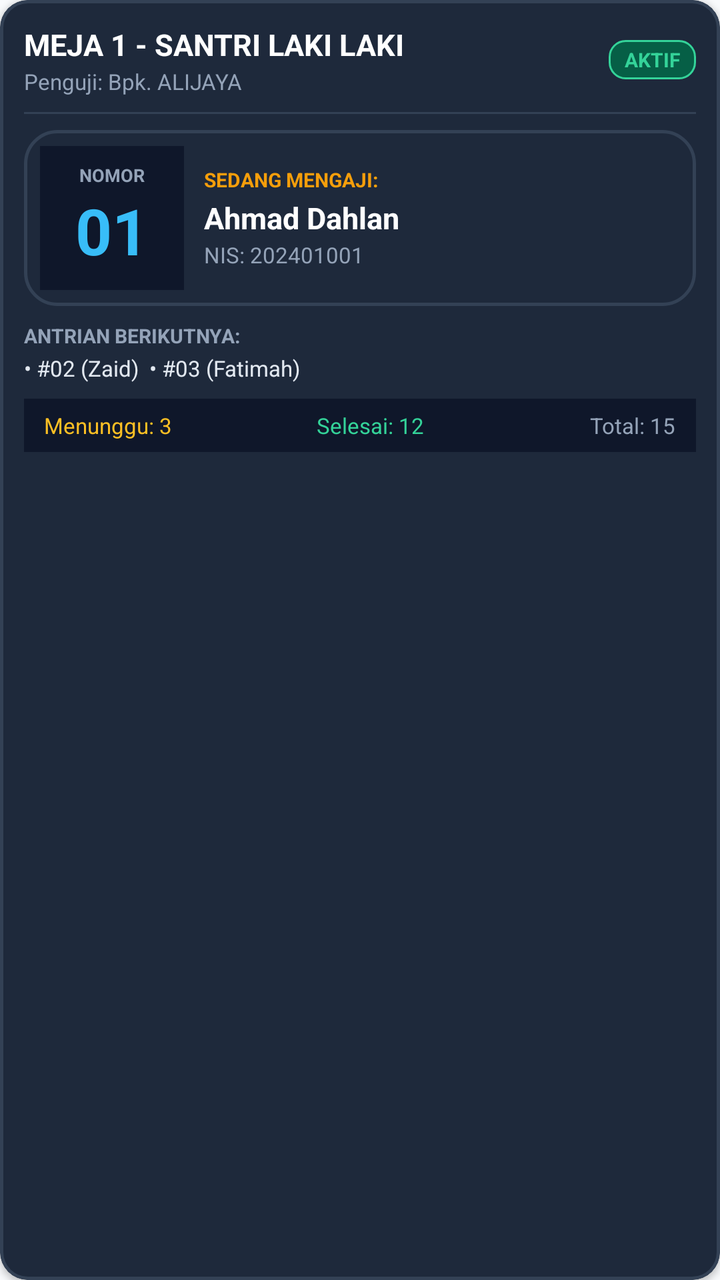
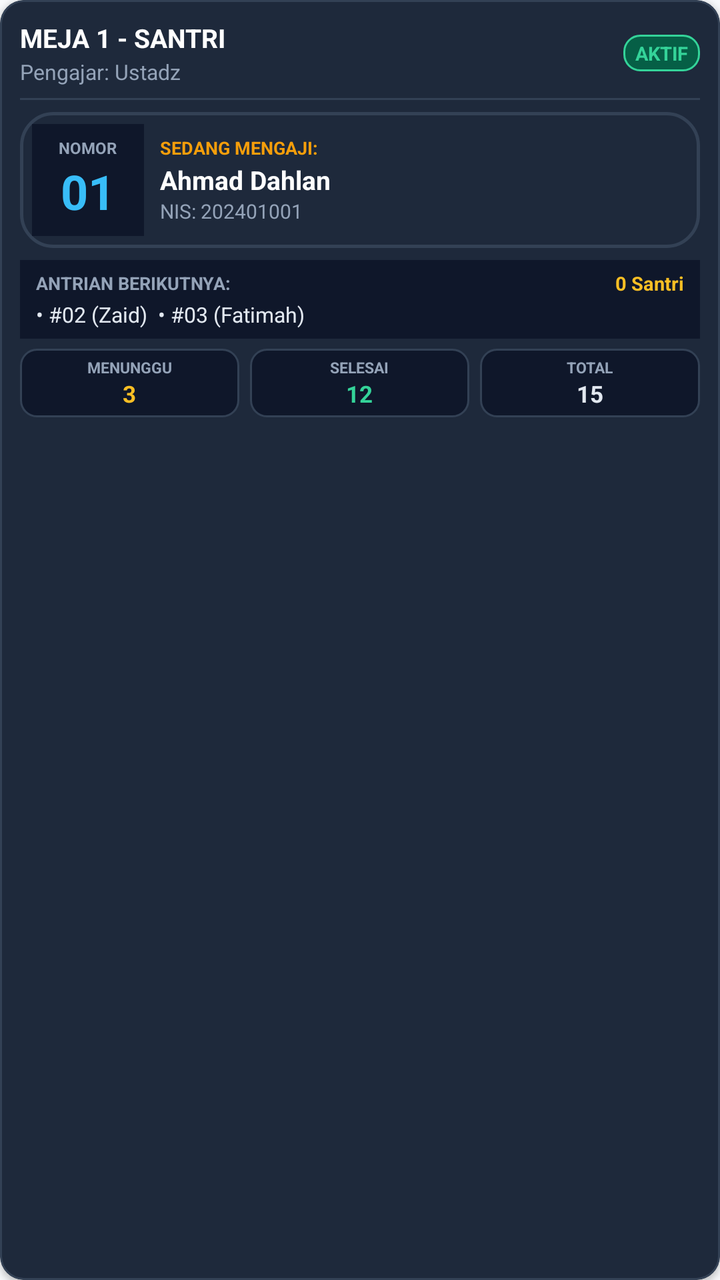

Screens rendered from an Android XML layout before and after an edit, with the pre-edit source and the edit as a unified diff.
<!-- AndroidManifest.xml: application theme Theme.SmartSchool -->
<!-- res/layout/item_queue_table.xml -->
<?xml version="1.0" encoding="utf-8"?>
<com.google.android.material.card.MaterialCardView xmlns:android="http://schemas.android.com/apk/res/android"
    xmlns:app="http://schemas.android.com/apk/res-auto"
    android:layout_width="match_parent"
    android:layout_height="wrap_content"
    android:layout_margin="5dp"
    app:cardBackgroundColor="#1E293B"
    app:cardCornerRadius="14dp"
    app:cardElevation="2dp"
    app:strokeColor="#334155"
    app:strokeWidth="1.5dp">

    <LinearLayout
        android:layout_width="match_parent"
        android:layout_height="wrap_content"
        android:orientation="vertical"
        android:padding="12dp">

        
        <LinearLayout
            android:layout_width="match_parent"
            android:layout_height="wrap_content"
            android:gravity="center_vertical"
            android:orientation="horizontal">

            <LinearLayout
                android:layout_width="0dp"
                android:layout_height="wrap_content"
                android:layout_weight="1"
                android:orientation="vertical">

                <TextView
                    android:id="@+id/tvTableName"
                    android:layout_width="match_parent"
                    android:layout_height="wrap_content"
                    android:ellipsize="end"
                    android:singleLine="true"
                    android:text="MEJA 1 - SANTRI LAKI LAKI"
                    android:textColor="@android:color/white"
                    android:textSize="15sp"
                    android:textStyle="bold" />

                <TextView
                    android:id="@+id/tvTeacherName"
                    android:layout_width="match_parent"
                    android:layout_height="wrap_content"
                    android:layout_marginTop="1dp"
                    android:ellipsize="end"
                    android:singleLine="true"
                    android:text="Penguji: Bpk. ALIJAYA"
                    android:textColor="#94A3B8"
                    android:textSize="11sp" />
            </LinearLayout>

            
            <TextView
                android:id="@+id/tvTableStatusBadge"
                android:layout_width="wrap_content"
                android:layout_height="wrap_content"
                android:layout_marginStart="6dp"
                android:background="@drawable/bg_badge_success"
                android:paddingHorizontal="8dp"
                android:paddingVertical="3dp"
                android:text="AKTIF"
                android:textColor="#34D399"
                android:textSize="10sp"
                android:textStyle="bold" />
        </LinearLayout>

        <View
            android:layout_width="match_parent"
            android:layout_height="1dp"
            android:layout_marginVertical="8dp"
            android:background="#334155" />

        
        <LinearLayout
            android:id="@+id/layoutCurrentServing"
            android:layout_width="match_parent"
            android:layout_height="wrap_content"
            android:background="@drawable/bg_card_dark"
            android:gravity="center_vertical"
            android:orientation="horizontal"
            android:padding="8dp">

            
            <LinearLayout
                android:layout_width="72dp"
                android:layout_height="72dp"
                android:background="#0F172A"
                android:gravity="center"
                android:orientation="vertical">

                <TextView
                    android:layout_width="wrap_content"
                    android:layout_height="wrap_content"
                    android:text="NOMOR"
                    android:textColor="#94A3B8"
                    android:textSize="9sp"
                    android:textStyle="bold" />

                <TextView
                    android:id="@+id/tvCurrentNumber"
                    android:layout_width="wrap_content"
                    android:layout_height="wrap_content"
                    android:text="01"
                    android:textColor="#38BDF8"
                    android:textSize="32sp"
                    android:textStyle="bold" />
            </LinearLayout>

            
            <LinearLayout
                android:layout_width="0dp"
                android:layout_height="wrap_content"
                android:layout_marginStart="10dp"
                android:layout_weight="1"
                android:orientation="vertical">

                <TextView
                    android:layout_width="wrap_content"
                    android:layout_height="wrap_content"
                    android:text="SEDANG MENGAJI:"
                    android:textColor="#F59E0B"
                    android:textSize="10sp"
                    android:textStyle="bold" />

                <TextView
                    android:id="@+id/tvCurrentStudentName"
                    android:layout_width="match_parent"
                    android:layout_height="wrap_content"
                    android:layout_marginTop="2dp"
                    android:ellipsize="end"
                    android:singleLine="true"
                    android:text="Ahmad Dahlan"
                    android:textColor="@android:color/white"
                    android:textSize="15sp"
                    android:textStyle="bold" />

                <TextView
                    android:id="@+id/tvCurrentNis"
                    android:layout_width="match_parent"
                    android:layout_height="wrap_content"
                    android:layout_marginTop="1dp"
                    android:ellipsize="end"
                    android:singleLine="true"
                    android:text="NIS: 202401001"
                    android:textColor="#94A3B8"
                    android:textSize="11sp" />
            </LinearLayout>
        </LinearLayout>

        
        <TextView
            android:id="@+id/tvEmptyCurrent"
            android:layout_width="match_parent"
            android:layout_height="72dp"
            android:background="#0F172A"
            android:gravity="center"
            android:padding="8dp"
            android:text="Meja siap memanggil santri"
            android:textColor="#64748B"
            android:textSize="12sp"
            android:visibility="gone" />

        
        <LinearLayout
            android:layout_width="match_parent"
            android:layout_height="wrap_content"
            android:layout_marginTop="8dp"
            android:orientation="vertical">

            <TextView
                android:layout_width="wrap_content"
                android:layout_height="wrap_content"
                android:text="ANTRIAN BERIKUTNYA:"
                android:textColor="#94A3B8"
                android:textSize="10sp"
                android:textStyle="bold" />

            <TextView
                android:id="@+id/tvNextWaiting"
                android:layout_width="match_parent"
                android:layout_height="wrap_content"
                android:layout_marginTop="2dp"
                android:ellipsize="end"
                android:maxLines="2"
                android:text="• #02 (Zaid)  • #03 (Fatimah)"
                android:textColor="#E2E8F0"
                android:textSize="11sp" />
        </LinearLayout>

        
        <LinearLayout
            android:layout_width="match_parent"
            android:layout_height="wrap_content"
            android:layout_marginTop="8dp"
            android:background="#0F172A"
            android:orientation="horizontal"
            android:paddingHorizontal="10dp"
            android:paddingVertical="6dp">

            <TextView
                android:id="@+id/tvStatWaiting"
                android:layout_width="0dp"
                android:layout_height="wrap_content"
                android:layout_weight="1"
                android:text="Menunggu: 3"
                android:textColor="#FBBF24"
                android:textSize="11sp" />

            <TextView
                android:id="@+id/tvStatCompleted"
                android:layout_width="0dp"
                android:layout_height="wrap_content"
                android:layout_weight="1"
                android:text="Selesai: 12"
                android:textColor="#34D399"
                android:textSize="11sp" />

            <TextView
                android:id="@+id/tvStatTotal"
                android:layout_width="wrap_content"
                android:layout_height="wrap_content"
                android:text="Total: 15"
                android:textColor="#94A3B8"
                android:textSize="11sp" />
        </LinearLayout>

    </LinearLayout>
</com.google.android.material.card.MaterialCardView>
<!-- resources referenced by this layout -->
<resources>
  <!-- drawable bg_badge_success (drawable) -->
  <?xml version="1.0" encoding="utf-8"?>
  <shape xmlns:android="http://schemas.android.com/apk/res/android"
      android:shape="rectangle">
      <solid android:color="#065F46" />
      <corners android:radius="8dp" />
      <stroke
          android:width="1dp"
          android:color="#34D399" />
  </shape>
  <!-- drawable bg_card_dark (drawable) -->
  <?xml version="1.0" encoding="utf-8"?>
  <shape xmlns:android="http://schemas.android.com/apk/res/android"
      android:shape="rectangle">
      <solid android:color="#1E293B" />
      <corners android:radius="16dp" />
      <stroke
          android:width="1.5dp"
          android:color="#334155" />
  </shape>
  <style name="Theme.SmartSchool" parent="Theme.MaterialComponents.DayNight.NoActionBar">
          
          <item name="colorPrimary">@color/primary</item>
          <item name="colorPrimaryVariant">@color/primary_dark</item>
          <item name="colorOnPrimary">@android:color/white</item>
          
          <item name="colorSecondary">@color/accent</item>
          <item name="colorSecondaryVariant">@color/primary_dark</item>
          <item name="colorOnSecondary">@android:color/white</item>
          
          <item name="android:statusBarColor">@color/primary_dark</item>
          <item name="android:windowLightStatusBar" tools:targetApi="m">false</item>
          
          <item name="android:windowBackground">@color/background</item>
      </style>
  <color name="primary">#0D9488</color>
  <color name="primary_dark">#0F766E</color>
  <color name="accent">#10B981</color>
  <color name="background">#F8FAFC</color>
</resources>

<!-- the commit's change to res/layout/item_queue_table.xml (unified diff, before → after) -->
@@ -3,18 +3,18 @@
     xmlns:app="http://schemas.android.com/apk/res-auto"
     android:layout_width="match_parent"
     android:layout_height="wrap_content"
-    android:layout_margin="5dp"
+    android:layout_margin="4dp"
     app:cardBackgroundColor="#1E293B"
-    app:cardCornerRadius="14dp"
+    app:cardCornerRadius="12dp"
     app:cardElevation="2dp"
     app:strokeColor="#334155"
-    app:strokeWidth="1.5dp">
+    app:strokeWidth="1dp">
 
     <LinearLayout
         android:layout_width="match_parent"
         android:layout_height="wrap_content"
         android:orientation="vertical"
-        android:padding="12dp">
+        android:padding="10dp">
 
         
         <LinearLayout
@@ -35,9 +35,9 @@
                     android:layout_height="wrap_content"
                     android:ellipsize="end"
                     android:singleLine="true"
-                    android:text="MEJA 1 - SANTRI LAKI LAKI"
+                    android:text="MEJA 1 - SANTRI"
                     android:textColor="@android:color/white"
-                    android:textSize="15sp"
+                    android:textSize="13sp"
                     android:textStyle="bold" />
 
                 <TextView
@@ -47,9 +47,9 @@
                     android:layout_marginTop="1dp"
                     android:ellipsize="end"
                     android:singleLine="true"
-                    android:text="Penguji: Bpk. ALIJAYA"
-                    android:textColor="#94A3B8"
-                    android:textSize="11sp" />
+                    android:text="Pengajar: Ustadz"
+                    android:textColor="#94A3B8"
+                    android:textSize="10.5sp" />
             </LinearLayout>
 
             
@@ -57,20 +57,20 @@
                 android:id="@+id/tvTableStatusBadge"
                 android:layout_width="wrap_content"
                 android:layout_height="wrap_content"
-                android:layout_marginStart="6dp"
+                android:layout_marginStart="4dp"
                 android:background="@drawable/bg_badge_success"
-                android:paddingHorizontal="8dp"
-                android:paddingVertical="3dp"
+                android:paddingHorizontal="6dp"
+                android:paddingVertical="2.5dp"
                 android:text="AKTIF"
                 android:textColor="#34D399"
-                android:textSize="10sp"
+                android:textSize="9.5sp"
                 android:textStyle="bold" />
         </LinearLayout>
 
         <View
             android:layout_width="match_parent"
             android:layout_height="1dp"
-            android:layout_marginVertical="8dp"
+            android:layout_marginVertical="6dp"
             android:background="#334155" />
 
         
@@ -81,12 +81,12 @@
             android:background="@drawable/bg_card_dark"
             android:gravity="center_vertical"
             android:orientation="horizontal"
-            android:padding="8dp">
-
-            
-            <LinearLayout
-                android:layout_width="72dp"
-                android:layout_height="72dp"
+            android:padding="6dp">
+
+            
+            <LinearLayout
+                android:layout_width="56dp"
+                android:layout_height="56dp"
                 android:background="#0F172A"
                 android:gravity="center"
                 android:orientation="vertical">
@@ -96,7 +96,7 @@
                     android:layout_height="wrap_content"
                     android:text="NOMOR"
                     android:textColor="#94A3B8"
-                    android:textSize="9sp"
+                    android:textSize="8sp"
                     android:textStyle="bold" />
 
                 <TextView
@@ -105,15 +105,15 @@
                     android:layout_height="wrap_content"
                     android:text="01"
                     android:textColor="#38BDF8"
-                    android:textSize="32sp"
-                    android:textStyle="bold" />
-            </LinearLayout>
-
-            
-            <LinearLayout
-                android:layout_width="0dp"
-                android:layout_height="wrap_content"
-                android:layout_marginStart="10dp"
+                    android:textSize="24sp"
+                    android:textStyle="bold" />
+            </LinearLayout>
+
+            
+            <LinearLayout
+                android:layout_width="0dp"
+                android:layout_height="wrap_content"
+                android:layout_marginStart="8dp"
                 android:layout_weight="1"
                 android:orientation="vertical">
 
@@ -122,31 +122,30 @@
                     android:layout_height="wrap_content"
                     android:text="SEDANG MENGAJI:"
                     android:textColor="#F59E0B"
-                    android:textSize="10sp"
+                    android:textSize="9sp"
                     android:textStyle="bold" />
 
                 <TextView
                     android:id="@+id/tvCurrentStudentName"
                     android:layout_width="match_parent"
                     android:layout_height="wrap_content"
-                    android:layout_marginTop="2dp"
+                    android:layout_marginTop="1dp"
                     android:ellipsize="end"
                     android:singleLine="true"
                     android:text="Ahmad Dahlan"
                     android:textColor="@android:color/white"
-                    android:textSize="15sp"
+                    android:textSize="13sp"
                     android:textStyle="bold" />
 
                 <TextView
                     android:id="@+id/tvCurrentNis"
                     android:layout_width="match_parent"
                     android:layout_height="wrap_content"
-                    android:layout_marginTop="1dp"
                     android:ellipsize="end"
                     android:singleLine="true"
                     android:text="NIS: 202401001"
                     android:textColor="#94A3B8"
-                    android:textSize="11sp" />
+                    android:textSize="10sp" />
             </LinearLayout>
         </LinearLayout>
 
@@ -154,29 +153,49 @@
         <TextView
             android:id="@+id/tvEmptyCurrent"
             android:layout_width="match_parent"
-            android:layout_height="72dp"
+            android:layout_height="56dp"
             android:background="#0F172A"
             android:gravity="center"
-            android:padding="8dp"
+            android:padding="6dp"
             android:text="Meja siap memanggil santri"
             android:textColor="#64748B"
-            android:textSize="12sp"
+            android:textSize="11sp"
             android:visibility="gone" />
 
         
         <LinearLayout
             android:layout_width="match_parent"
             android:layout_height="wrap_content"
-            android:layout_marginTop="8dp"
-            android:orientation="vertical">
-
-            <TextView
-                android:layout_width="wrap_content"
-                android:layout_height="wrap_content"
-                android:text="ANTRIAN BERIKUTNYA:"
-                android:textColor="#94A3B8"
-                android:textSize="10sp"
-                android:textStyle="bold" />
+            android:layout_marginTop="6dp"
+            android:background="#0F172A"
+            android:orientation="vertical"
+            android:paddingHorizontal="8dp"
+            android:paddingVertical="5dp">
+
+            <LinearLayout
+                android:layout_width="match_parent"
+                android:layout_height="wrap_content"
+                android:gravity="center_vertical"
+                android:orientation="horizontal">
+
+                <TextView
+                    android:layout_width="0dp"
+                    android:layout_height="wrap_content"
+                    android:layout_weight="1"
+                    android:text="ANTRIAN BERIKUTNYA:"
+                    android:textColor="#94A3B8"
+                    android:textSize="9sp"
+                    android:textStyle="bold" />
+
+                <TextView
+                    android:id="@+id/tvWaitingCounter"
+                    android:layout_width="wrap_content"
+                    android:layout_height="wrap_content"
+                    android:text="0 Santri"
+                    android:textColor="#FBBF24"
+                    android:textSize="9.5sp"
+                    android:textStyle="bold" />
+            </LinearLayout>
 
             <TextView
                 android:id="@+id/tvNextWaiting"
@@ -187,44 +206,107 @@
                 android:maxLines="2"
                 android:text="• #02 (Zaid)  • #03 (Fatimah)"
                 android:textColor="#E2E8F0"
-                android:textSize="11sp" />
+                android:textSize="10.5sp" />
         </LinearLayout>
 
         
         <LinearLayout
             android:layout_width="match_parent"
             android:layout_height="wrap_content"
-            android:layout_marginTop="8dp"
-            android:background="#0F172A"
-            android:orientation="horizontal"
-            android:paddingHorizontal="10dp"
-            android:paddingVertical="6dp">
-
-            <TextView
-                android:id="@+id/tvStatWaiting"
-                android:layout_width="0dp"
-                android:layout_height="wrap_content"
-                android:layout_weight="1"
-                android:text="Menunggu: 3"
-                android:textColor="#FBBF24"
-                android:textSize="11sp" />
-
-            <TextView
-                android:id="@+id/tvStatCompleted"
-                android:layout_width="0dp"
-                android:layout_height="wrap_content"
-                android:layout_weight="1"
-                android:text="Selesai: 12"
-                android:textColor="#34D399"
-                android:textSize="11sp" />
-
-            <TextView
-                android:id="@+id/tvStatTotal"
-                android:layout_width="wrap_content"
-                android:layout_height="wrap_content"
-                android:text="Total: 15"
-                android:textColor="#94A3B8"
-                android:textSize="11sp" />
+            android:layout_marginTop="5dp"
+            android:orientation="horizontal">
+
+            
+            <LinearLayout
+                android:layout_width="0dp"
+                android:layout_height="wrap_content"
+                android:layout_marginEnd="2.5dp"
+                android:layout_weight="1"
+                android:background="@drawable/bg_stat_box"
+                android:gravity="center"
+                android:orientation="vertical"
+                android:paddingVertical="4dp"
+                android:paddingHorizontal="2dp">
+
+                <TextView
+                    android:layout_width="wrap_content"
+                    android:layout_height="wrap_content"
+                    android:text="MENUNGGU"
+                    android:textColor="#94A3B8"
+                    android:textSize="7.5sp"
+                    android:textStyle="bold" />
+
+                <TextView
+                    android:id="@+id/tvStatWaiting"
+                    android:layout_width="wrap_content"
+                    android:layout_height="wrap_content"
+                    android:text="3"
+                    android:textColor="#FBBF24"
+                    android:textSize="11.5sp"
+                    android:textStyle="bold" />
+            </LinearLayout>
+
+            
+            <LinearLayout
+                android:layout_width="0dp"
+                android:layout_height="wrap_content"
+                android:layout_marginStart="2.5dp"
+                android:layout_marginEnd="2.5dp"
+                android:layout_weight="1"
+                android:background="@drawable/bg_stat_box"
+                android:gravity="center"
+                android:orientation="vertical"
+                android:paddingVertical="4dp"
+                android:paddingHorizontal="2dp">
+
+                <TextView
+                    android:layout_width="wrap_content"
+                    android:layout_height="wrap_content"
+                    android:text="SELESAI"
+                    android:textColor="#94A3B8"
+                    android:textSize="7.5sp"
+                    android:textStyle="bold" />
+
+                <TextView
+                    android:id="@+id/tvStatCompleted"
+                    android:layout_width="wrap_content"
+                    android:layout_height="wrap_content"
+                    android:text="12"
+                    android:textColor="#34D399"
+                    android:textSize="11.5sp"
+                    android:textStyle="bold" />
+            </LinearLayout>
+
+            
+            <LinearLayout
+                android:layout_width="0dp"
+                android:layout_height="wrap_content"
+                android:layout_marginStart="2.5dp"
+                android:layout_weight="1"
+                android:background="@drawable/bg_stat_box"
+                android:gravity="center"
+                android:orientation="vertical"
+                android:paddingVertical="4dp"
+                android:paddingHorizontal="2dp">
+
+                <TextView
+                    android:layout_width="wrap_content"
+                    android:layout_height="wrap_content"
+                    android:text="TOTAL"
+                    android:textColor="#94A3B8"
+                    android:textSize="7.5sp"
+                    android:textStyle="bold" />
+
+                <TextView
+                    android:id="@+id/tvStatTotal"
+                    android:layout_width="wrap_content"
+                    android:layout_height="wrap_content"
+                    android:text="15"
+                    android:textColor="#E2E8F0"
+                    android:textSize="11.5sp"
+                    android:textStyle="bold" />
+            </LinearLayout>
+
         </LinearLayout>
 
     </LinearLayout>
<!-- resource entries referenced after the edit -->
@@ -18,6 +18,16 @@
       <corners android:radius="16dp" />
       <stroke
           android:width="1.5dp"
+          android:color="#334155" />
+  </shape>
+  <!-- drawable bg_stat_box (drawable) -->
+  <?xml version="1.0" encoding="utf-8"?>
+  <shape xmlns:android="http://schemas.android.com/apk/res/android"
+      android:shape="rectangle">
+      <solid android:color="#0F172A" />
+      <corners android:radius="8dp" />
+      <stroke
+          android:width="1dp"
           android:color="#334155" />
   </shape>
   <style name="Theme.SmartSchool" parent="Theme.MaterialComponents.DayNight.NoActionBar">
